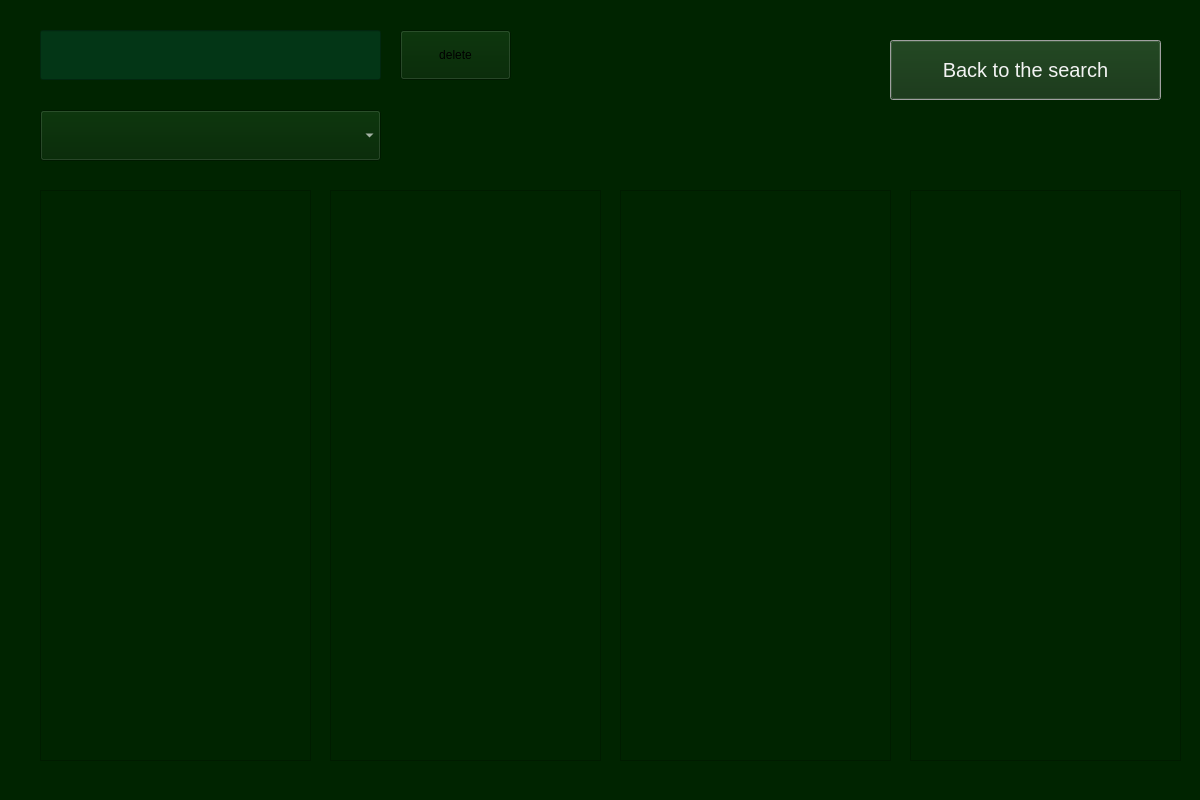
The window that WindowsGraphics/MyWordlistsWindow.ui (Skripkon/App-for-learning-English-LANGOD) describes before a commit, drawn with Qt 5.
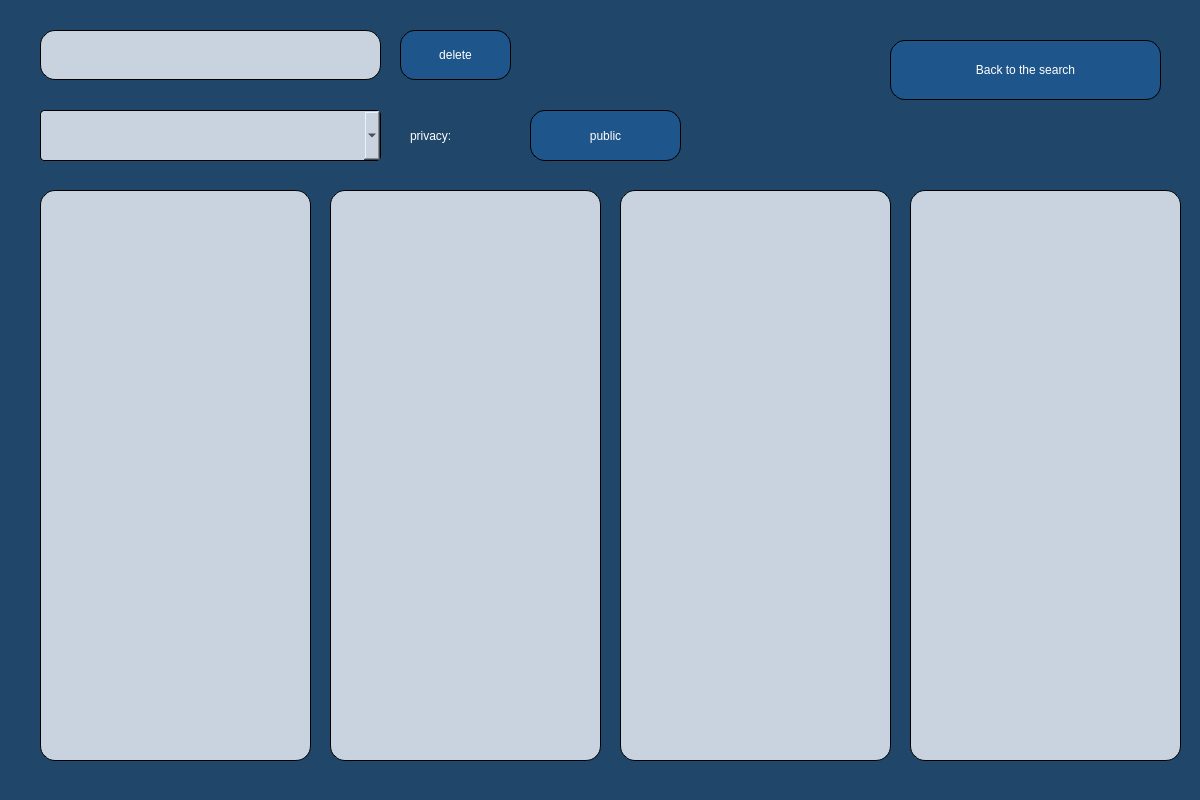
The same window after the commit.

```diff
--- a/WindowsGraphics/MyWordlistsWindow.ui
+++ b/WindowsGraphics/MyWordlistsWindow.ui
@@ -14,7 +14,7 @@
    <string>Dialog</string>
   </property>
   <property name="styleSheet">
-   <string notr="true">background-color: rgb(0, 36, 0);
+   <string notr="true">background-color: rgb(32, 71, 105);
 border-color: rgb(255, 255, 255);</string>
   </property>
   <widget class="QPushButton" name="back_to_the_search_button">
@@ -27,11 +27,15 @@
     </rect>
    </property>
    <property name="styleSheet">
-    <string notr="true">color:rgb(255, 0, 255);
-font-size:15pt; 
-color:rgb(243, 243, 243);
+    <string notr="true">background-color:rgb(30, 85, 138);
+font: 19pt &quot;Yrsa&quot;;
+color:white;
 selection-background-color: rgb(255, 255, 255);
-</string>
+border-style: outset;
+border-width: 1px;
+border-radius: 15px;
+border-color: black;
+padding: 4px;</string>
    </property>
    <property name="text">
     <string>Back to the search</string>
@@ -47,11 +51,16 @@
     </rect>
    </property>
    <property name="styleSheet">
-    <string notr="true">border-color: rgb(255, 255, 255);
-font-size:14pt; color:rgb(243, 243, 243);
+    <string notr="true">background-color:rgb(200, 211, 223);
+font: 19pt &quot;Yrsa&quot;;
+color:black;
 selection-background-color: rgb(255, 255, 255);
-selection-color: rgb(46, 194, 126);
-background-color: rgb(3, 54, 22)</string>
+border-style: outset;
+border-width: 1px;
+border-radius: 15px;
+border-color: black;
+padding: 4px;
+selection-color: rgb(101, 145, 232);</string>
    </property>
    <property name="text">
     <string/>
@@ -70,18 +79,23 @@
     </rect>
    </property>
    <property name="styleSheet">
-    <string notr="true">border-color: rgb(255, 255, 255);
-font-size:16pt; color:rgb(243, 243, 243);
+    <string notr="true">background-color:rgb(200, 211, 223);
+font: 19pt &quot;Yrsa&quot;;
+color:black;
 selection-background-color: rgb(255, 255, 255);
-selection-color: rgb(46, 194, 126);
-</string>
+border-style: outset;
+border-width: 1px;
+border-radius: 15px;
+border-color: black;
+padding: 4px;
+selection-color: rgb(101, 145, 232);</string>
    </property>
    <property name="html">
     <string>&lt;!DOCTYPE HTML PUBLIC &quot;-//W3C//DTD HTML 4.0//EN&quot; &quot;http://www.w3.org/TR/REC-html40/strict.dtd&quot;&gt;
 &lt;html&gt;&lt;head&gt;&lt;meta name=&quot;qrichtext&quot; content=&quot;1&quot; /&gt;&lt;style type=&quot;text/css&quot;&gt;
 p, li { white-space: pre-wrap; }
-&lt;/style&gt;&lt;/head&gt;&lt;body style=&quot; font-family:'Ubuntu'; font-size:16pt; font-weight:400; font-style:normal;&quot;&gt;
-&lt;p style=&quot;-qt-paragraph-type:empty; margin-top:0px; margin-bottom:0px; margin-left:0px; margin-right:0px; -qt-block-indent:0; text-indent:0px; font-size:14pt;&quot;&gt;&lt;br /&gt;&lt;/p&gt;&lt;/body&gt;&lt;/html&gt;</string>
+&lt;/style&gt;&lt;/head&gt;&lt;body style=&quot; font-family:'Yrsa'; font-size:19pt; font-weight:400; font-style:normal;&quot;&gt;
+&lt;p style=&quot;-qt-paragraph-type:empty; margin-top:0px; margin-bottom:0px; margin-left:0px; margin-right:0px; -qt-block-indent:0; text-indent:0px; font-family:'Ubuntu'; font-size:14pt;&quot;&gt;&lt;br /&gt;&lt;/p&gt;&lt;/body&gt;&lt;/html&gt;</string>
    </property>
   </widget>
   <widget class="QComboBox" name="choose_wordlist">
@@ -94,10 +108,17 @@
     </rect>
    </property>
    <property name="styleSheet">
-    <string notr="true">font-size:15pt; 
-selection-background-color: rgb(0,179,60);
+    <string notr="true">background-color:rgb(200, 211, 223);
+font: 19pt &quot;Yrsa&quot;;
+color:rgb(0, 0, 0);
+selection-background-color: rgb(30, 85, 138);
+border-style: outset;
+border-width: 1px;
+border-radius: 4px;
+border-color: black;
+padding: 2px;
 combobox-popup: 0;
-color: rgb(255, 255, 255);</string>
+</string>
    </property>
   </widget>
   <widget class="QPushButton" name="delete_word_button">
@@ -110,11 +131,15 @@
     </rect>
    </property>
    <property name="styleSheet">
-    <string notr="true">font-size:15pt; 
-color: \rgb(222, 221, 218);
+    <string notr="true">background-color:rgb(30, 85, 138);
+font: 19pt &quot;Yrsa&quot;;
+color:white;
 selection-background-color: rgb(255, 255, 255);
-
-</string>
+border-style: outset;
+border-width: 1px;
+border-radius: 15px;
+border-color: black;
+padding: 4px;</string>
    </property>
    <property name="text">
     <string>delete</string>
@@ -130,18 +155,23 @@
     </rect>
    </property>
    <property name="styleSheet">
-    <string notr="true">border-color: rgb(255, 255, 255);
-font-size:16pt; color:rgb(243, 243, 243);
+    <string notr="true">background-color:rgb(200, 211, 223);
+font: 19pt &quot;Yrsa&quot;;
+color:black;
 selection-background-color: rgb(255, 255, 255);
-selection-color: rgb(46, 194, 126);
-</string>
+border-style: outset;
+border-width: 1px;
+border-radius: 15px;
+border-color: black;
+padding: 4px;
+selection-color: rgb(101, 145, 232);</string>
    </property>
    <property name="html">
     <string>&lt;!DOCTYPE HTML PUBLIC &quot;-//W3C//DTD HTML 4.0//EN&quot; &quot;http://www.w3.org/TR/REC-html40/strict.dtd&quot;&gt;
 &lt;html&gt;&lt;head&gt;&lt;meta name=&quot;qrichtext&quot; content=&quot;1&quot; /&gt;&lt;style type=&quot;text/css&quot;&gt;
 p, li { white-space: pre-wrap; }
-&lt;/style&gt;&lt;/head&gt;&lt;body style=&quot; font-family:'Ubuntu'; font-size:16pt; font-weight:400; font-style:normal;&quot;&gt;
-&lt;p style=&quot;-qt-paragraph-type:empty; margin-top:0px; margin-bottom:0px; margin-left:0px; margin-right:0px; -qt-block-indent:0; text-indent:0px; font-size:14pt;&quot;&gt;&lt;br /&gt;&lt;/p&gt;&lt;/body&gt;&lt;/html&gt;</string>
+&lt;/style&gt;&lt;/head&gt;&lt;body style=&quot; font-family:'Yrsa'; font-size:19pt; font-weight:400; font-style:normal;&quot;&gt;
+&lt;p style=&quot;-qt-paragraph-type:empty; margin-top:0px; margin-bottom:0px; margin-left:0px; margin-right:0px; -qt-block-indent:0; text-indent:0px; font-family:'Ubuntu'; font-size:14pt;&quot;&gt;&lt;br /&gt;&lt;/p&gt;&lt;/body&gt;&lt;/html&gt;</string>
    </property>
   </widget>
   <widget class="QTextEdit" name="word3_text">
@@ -154,18 +184,23 @@
     </rect>
    </property>
    <property name="styleSheet">
-    <string notr="true">border-color: rgb(255, 255, 255);
-font-size:16pt; color:rgb(243, 243, 243);
+    <string notr="true">background-color:rgb(200, 211, 223);
+font: 19pt &quot;Yrsa&quot;;
+color:black;
 selection-background-color: rgb(255, 255, 255);
-selection-color: rgb(46, 194, 126);
-</string>
+border-style: outset;
+border-width: 1px;
+border-radius: 15px;
+border-color: black;
+padding: 4px;
+selection-color: rgb(101, 145, 232);</string>
    </property>
    <property name="html">
     <string>&lt;!DOCTYPE HTML PUBLIC &quot;-//W3C//DTD HTML 4.0//EN&quot; &quot;http://www.w3.org/TR/REC-html40/strict.dtd&quot;&gt;
 &lt;html&gt;&lt;head&gt;&lt;meta name=&quot;qrichtext&quot; content=&quot;1&quot; /&gt;&lt;style type=&quot;text/css&quot;&gt;
 p, li { white-space: pre-wrap; }
-&lt;/style&gt;&lt;/head&gt;&lt;body style=&quot; font-family:'Ubuntu'; font-size:16pt; font-weight:400; font-style:normal;&quot;&gt;
-&lt;p style=&quot;-qt-paragraph-type:empty; margin-top:0px; margin-bottom:0px; margin-left:0px; margin-right:0px; -qt-block-indent:0; text-indent:0px; font-size:14pt;&quot;&gt;&lt;br /&gt;&lt;/p&gt;&lt;/body&gt;&lt;/html&gt;</string>
+&lt;/style&gt;&lt;/head&gt;&lt;body style=&quot; font-family:'Yrsa'; font-size:19pt; font-weight:400; font-style:normal;&quot;&gt;
+&lt;p style=&quot;-qt-paragraph-type:empty; margin-top:0px; margin-bottom:0px; margin-left:0px; margin-right:0px; -qt-block-indent:0; text-indent:0px; font-family:'Ubuntu'; font-size:14pt;&quot;&gt;&lt;br /&gt;&lt;/p&gt;&lt;/body&gt;&lt;/html&gt;</string>
    </property>
   </widget>
   <widget class="QTextEdit" name="word4_text">
@@ -178,18 +213,64 @@
     </rect>
    </property>
    <property name="styleSheet">
-    <string notr="true">border-color: rgb(255, 255, 255);
-font-size:16pt; color:rgb(243, 243, 243);
+    <string notr="true">background-color:rgb(200, 211, 223);
+font: 19pt &quot;Yrsa&quot;;
+color:black;
 selection-background-color: rgb(255, 255, 255);
-selection-color: rgb(46, 194, 126);
-</string>
+border-style: outset;
+border-width: 1px;
+border-radius: 15px;
+border-color: black;
+padding: 4px;
+selection-color: rgb(101, 145, 232);</string>
    </property>
    <property name="html">
     <string>&lt;!DOCTYPE HTML PUBLIC &quot;-//W3C//DTD HTML 4.0//EN&quot; &quot;http://www.w3.org/TR/REC-html40/strict.dtd&quot;&gt;
 &lt;html&gt;&lt;head&gt;&lt;meta name=&quot;qrichtext&quot; content=&quot;1&quot; /&gt;&lt;style type=&quot;text/css&quot;&gt;
 p, li { white-space: pre-wrap; }
-&lt;/style&gt;&lt;/head&gt;&lt;body style=&quot; font-family:'Ubuntu'; font-size:16pt; font-weight:400; font-style:normal;&quot;&gt;
-&lt;p style=&quot;-qt-paragraph-type:empty; margin-top:0px; margin-bottom:0px; margin-left:0px; margin-right:0px; -qt-block-indent:0; text-indent:0px; font-size:14pt;&quot;&gt;&lt;br /&gt;&lt;/p&gt;&lt;/body&gt;&lt;/html&gt;</string>
+&lt;/style&gt;&lt;/head&gt;&lt;body style=&quot; font-family:'Yrsa'; font-size:19pt; font-weight:400; font-style:normal;&quot;&gt;
+&lt;p style=&quot;-qt-paragraph-type:empty; margin-top:0px; margin-bottom:0px; margin-left:0px; margin-right:0px; -qt-block-indent:0; text-indent:0px; font-family:'Ubuntu'; font-size:14pt;&quot;&gt;&lt;br /&gt;&lt;/p&gt;&lt;/body&gt;&lt;/html&gt;</string>
+   </property>
+  </widget>
+  <widget class="QPushButton" name="change_privacy_button">
+   <property name="geometry">
+    <rect>
+     <x>530</x>
+     <y>110</y>
+     <width>151</width>
+     <height>51</height>
+    </rect>
+   </property>
+   <property name="styleSheet">
+    <string notr="true">background-color:rgb(30, 85, 138);
+font: 19pt &quot;Yrsa&quot;;
+color:white;
+selection-background-color: rgb(255, 255, 255);
+border-style: outset;
+border-width: 1px;
+border-radius: 15px;
+border-color: black;
+padding: 4px;</string>
+   </property>
+   <property name="text">
+    <string>public</string>
+   </property>
+  </widget>
+  <widget class="QLabel" name="privacy_line">
+   <property name="geometry">
+    <rect>
+     <x>410</x>
+     <y>110</y>
+     <width>101</width>
+     <height>51</height>
+    </rect>
+   </property>
+   <property name="styleSheet">
+    <string notr="true">color: rgb(255, 255, 255);
+font: 19pt &quot;Yrsa&quot;;</string>
+   </property>
+   <property name="text">
+    <string>privacy:</string>
    </property>
   </widget>
  </widget>
```
